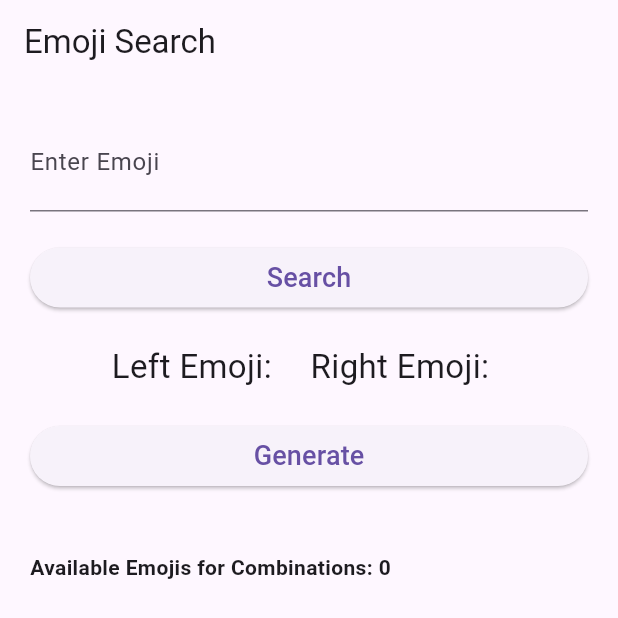
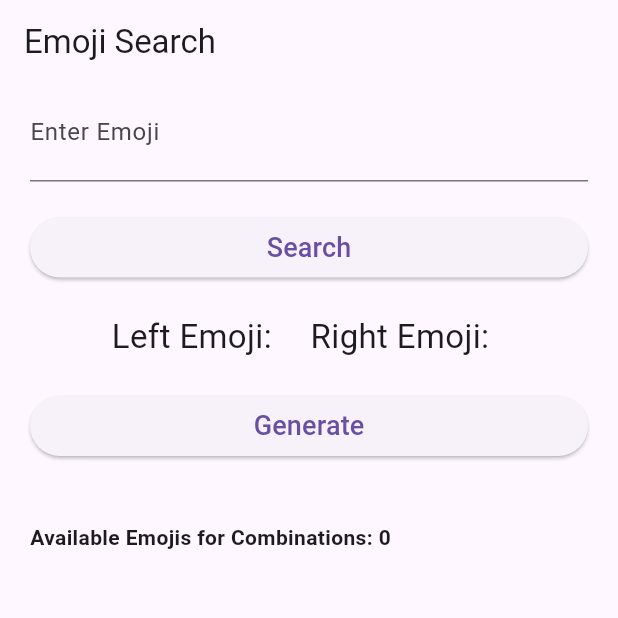
Before and after one commit to Sahil-Lakhani/Emoji-Mix-Mobile-, a Flutter app: the screen it shows after launch, on a phone screen of 412 x 824 dp. Shown: the top 618 px of the screen. Run offline on Flutter 3.47's test engine with Material 3 defaults, Android fonts, the phone set to English and light mode, and no system bars.

Commit message:
solved the flex error between the keyboard

```diff
--- a/client/lib/screens/home_screen.dart
+++ b/client/lib/screens/home_screen.dart
@@ -63,7 +63,8 @@ class _EmojiSearchScreenState extends State<EmojiSearchScreen> {
           title: const Text('Emoji Search'),
         ),
          body: Padding(
-          padding: const EdgeInsets.all(20.0),
+          padding: const EdgeInsets.fromLTRB(20.0, 0, 20, 0),
+          child: SingleChildScrollView(
             child: Column(
               crossAxisAlignment: CrossAxisAlignment.stretch,
               children: [
@@ -84,7 +85,9 @@ class _EmojiSearchScreenState extends State<EmojiSearchScreen> {
                   child: const Text('Search', style: TextStyle(fontSize: 18)),
                 ),
                 const SizedBox(height: 20.0),
-              Row(
+                Container(
+                  alignment: Alignment.topCenter,
+                  child: Row(
                     mainAxisAlignment: MainAxisAlignment.center,
                     children: [
                       Text('Left Emoji: ${_emojiController.text}',
@@ -93,6 +96,7 @@ class _EmojiSearchScreenState extends State<EmojiSearchScreen> {
                       Text('Right Emoji: ${_selectedEmoji ?? " "}',
                           style: const TextStyle(fontSize: 22)),
                     ],
+                  ),
                 ),
                 const SizedBox(height: 20.0),
                 ElevatedButton(
@@ -114,8 +118,9 @@ class _EmojiSearchScreenState extends State<EmojiSearchScreen> {
                   style: const TextStyle(fontWeight: FontWeight.bold),
                 ),
                 const SizedBox(height: 20.0),
-              Expanded(
-                child: GridView.builder(
+                GridView.builder(
+                  shrinkWrap: true,
+                  physics: const NeverScrollableScrollPhysics(),
                   gridDelegate: const SliverGridDelegateWithFixedCrossAxisCount(
                     crossAxisCount: 6,
                     crossAxisSpacing: 5.0,
@@ -129,7 +134,6 @@ class _EmojiSearchScreenState extends State<EmojiSearchScreen> {
                           setState(() {
                             _selectedEmoji = _emojis[index];
                           });
-                          // printSelectedEmoji(_emojis[index]);
                         },
                         child: Center(
                           child: Text(_emojis[index]),
@@ -138,8 +142,8 @@ class _EmojiSearchScreenState extends State<EmojiSearchScreen> {
                     );
                   },
                 ),
+              ],
             ),
-            ],
           ),
         ),
       ),
```
Lines whose indentation alone changed are shown as unchanged.
